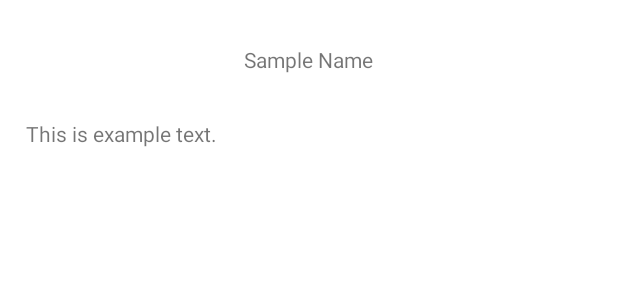
After one commit to clipo124/ingredient-analyzer-app, an Android app: the layout activity_ingredient.xml on its own in the app's theme, with its tools: preview values and no code run, on a phone screen of 412 x 824 dp. The commit adds this screen. Shown: the top 300 px of the screen. Run offline under Robolectric (Android 15) with nearby library versions, the phone set to English and light mode, and no system bars.

Commit message:
Added ingredient activity.

```diff
--- a/app/src/main/AndroidManifest.xml
+++ b/app/src/main/AndroidManifest.xml
@@ -32,6 +32,7 @@
                 <category android:name="android.intent.category.LAUNCHER" />
             </intent-filter>
         </activity>
+        <activity android:name=".IngredientActivity"/>
     </application>
 
 </manifest>
--- /dev/null
+++ b/app/src/main/res/layout/activity_ingredient.xml
@@ -0,0 +1,31 @@
+<?xml version="1.0" encoding="utf-8"?>
+<androidx.constraintlayout.widget.ConstraintLayout xmlns:android="http://schemas.android.com/apk/res/android"
+    xmlns:app="http://schemas.android.com/apk/res-auto"
+    xmlns:tools="http://schemas.android.com/tools"
+    android:layout_width="match_parent"
+    android:layout_height="match_parent">
+
+    <TextView
+        android:id="@+id/description"
+        android:layout_width="wrap_content"
+        android:layout_height="wrap_content"
+        android:text="This is example text."
+        app:layout_constraintBottom_toBottomOf="parent"
+        app:layout_constraintEnd_toEndOf="parent"
+        app:layout_constraintHorizontal_bias="0.06"
+        app:layout_constraintStart_toStartOf="parent"
+        app:layout_constraintTop_toTopOf="parent"
+        app:layout_constraintVertical_bias="0.099" />
+
+    <TextView
+        android:id="@+id/name"
+        android:layout_width="wrap_content"
+        android:layout_height="wrap_content"
+        android:text="Sample Name"
+        app:layout_constraintBottom_toBottomOf="parent"
+        app:layout_constraintEnd_toEndOf="parent"
+        app:layout_constraintHorizontal_bias="0.498"
+        app:layout_constraintStart_toStartOf="parent"
+        app:layout_constraintTop_toTopOf="parent"
+        app:layout_constraintVertical_bias="0.037" />
+</androidx.constraintlayout.widget.ConstraintLayout>
```
Also changed, not shown: app/src/main/java/com/kutztown/ingredient_analyzer_app/IngredientActivity.kt (added, +27 -0 lines), app/src/main/java/com/kutztown/ingredient_analyzer_app/IngredientRecyclerAdapter.kt (+7 -1 lines).
